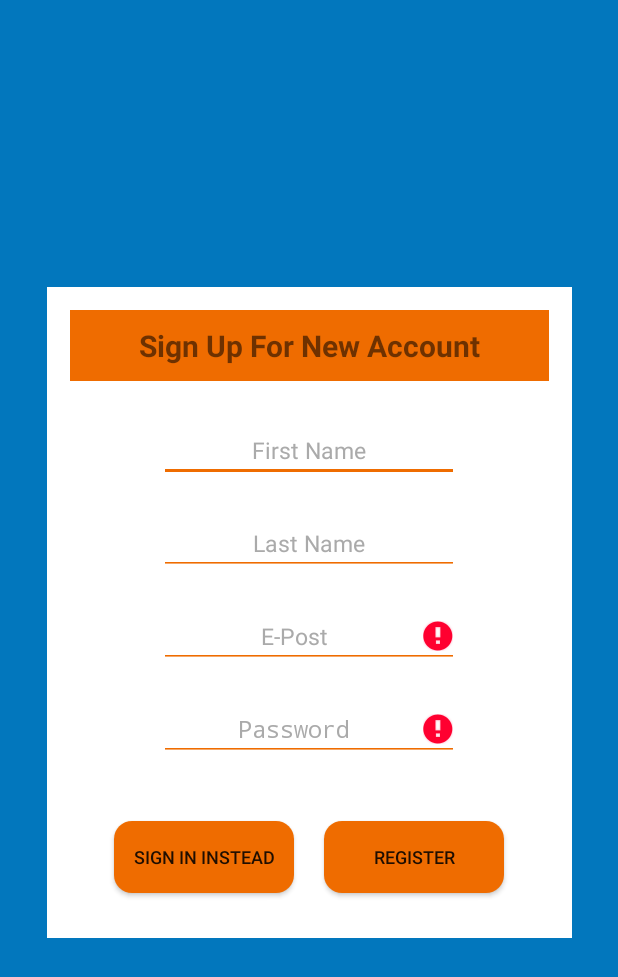
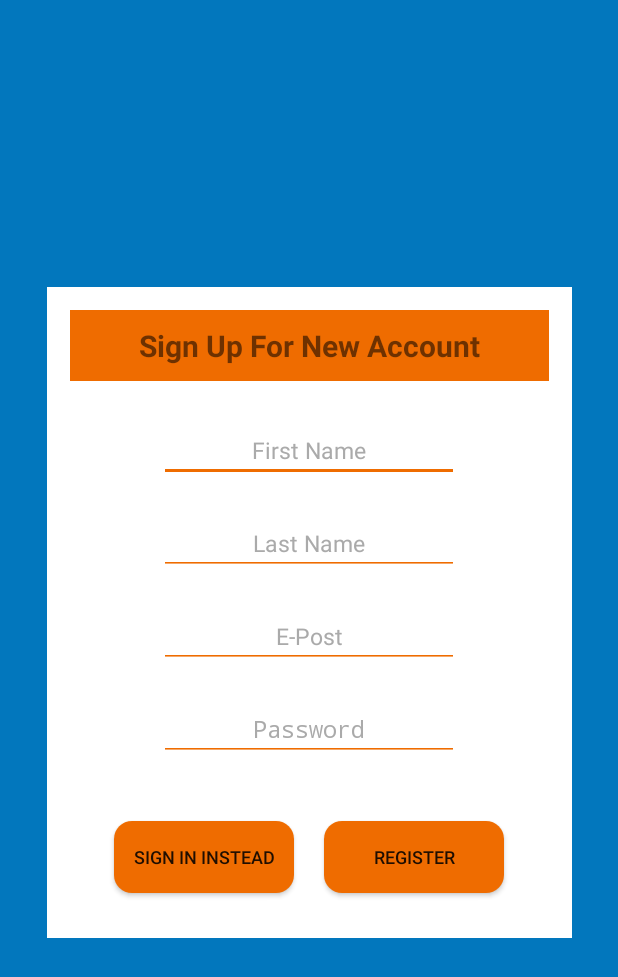
Before and after one commit to aHHa47/PaperVault, an Android app: the SignUpActivity screen opened directly, with no data from a screen before it, after a tap on "REGISTER", on a phone screen of 412 x 824 dp. Shown: the top 977 px of the screen. Run offline under Robolectric (Android 15) with nearby library versions, the phone set to English and light mode, and no system bars; our stand-ins replace Firebase (no records; nobody signed in at launch, a user with empty details on screens opened directly).

Commit message:
Added som changes to Login and Register Activity.

```diff
--- a/app/src/main/java/no/hiof/ahmedak/papervault/Activity/LoginActivity.java
+++ b/app/src/main/java/no/hiof/ahmedak/papervault/Activity/LoginActivity.java
@@ -44,11 +44,14 @@ import java.util.ArrayList;
 import java.util.List;
 
 import no.hiof.ahmedak.papervault.R;
+import no.hiof.ahmedak.papervault.Utilities.FirebaseUtilities;
 
 import static android.Manifest.permission.READ_CONTACTS;
 
 /**
  * A login screen that offers login via email/password.
+ *
+ * TODO: Legg referance i en egen metode og kjør denne i OnCreate.
  */
 public class LoginActivity extends Activity {
 
@@ -73,6 +76,7 @@ public class LoginActivity extends Activity {
     // FireBase
     private FirebaseAuth mAuth;
     private FirebaseAuth.AuthStateListener mAuthListener;
+    private FirebaseUtilities firebaseUtilities;
 
     private Context mContext;
 
@@ -84,8 +88,10 @@ public class LoginActivity extends Activity {
         // Declare Context
         mContext = LoginActivity.this;
 
+        firebaseUtilities = new FirebaseUtilities(mContext);
+
         // Call FireBase Method
-        FirebaseAuthSetup();
+        firebaseUtilities.FirebaseAuthSetup();
         initialize();
 
         // Get UI Reference
@@ -140,7 +146,6 @@ public class LoginActivity extends Activity {
     }
 
     /**
-     * FireBase Method
      * We initialize FireBase sign in and move to MainActivity.
      */
     private void initialize(){
@@ -195,27 +200,7 @@ public class LoginActivity extends Activity {
 
     }
 
-    private void FirebaseAuthSetup(){
-        Log.d(TAG, "FirebaseAuthSetup: Setting up firebase auth");
-        // Declare FireBase Instance.
-        mAuth = FirebaseAuth.getInstance();
 
-        mAuthListener = new FirebaseAuth.AuthStateListener() {
-            @Override
-            public void onAuthStateChanged(@NonNull FirebaseAuth firebaseAuth) {
-                FirebaseUser user = firebaseAuth.getCurrentUser();
-
-                if(user != null){
-                    // User is signed in
-                    Log.d(TAG, "onAuthStateChanged: Signed in " + user.getUid());
-                }else {
-                    // User is signed out
-                    Log.d(TAG, "onAuthStateChanged: Signed Out");
-                }
-            }
-        };
-
-    }
 
     @Override
     protected void onStart() {
--- a/app/src/main/java/no/hiof/ahmedak/papervault/Activity/SignUpActivity.java
+++ b/app/src/main/java/no/hiof/ahmedak/papervault/Activity/SignUpActivity.java
@@ -12,6 +12,8 @@ import android.view.View;
 import android.widget.AutoCompleteTextView;
 import android.widget.Button;
 import android.widget.EditText;
+import android.widget.ProgressBar;
+import android.widget.TextView;
 import android.widget.Toast;
 
 import com.google.android.gms.tasks.OnCompleteListener;
@@ -21,24 +23,26 @@ import com.google.firebase.auth.FirebaseAuth;
 
 import no.hiof.ahmedak.papervault.Model.User;
 import no.hiof.ahmedak.papervault.R;
+import no.hiof.ahmedak.papervault.Utilities.FirebaseUtilities;
 
 import static android.support.constraint.Constraints.TAG;
 
 public class SignUpActivity extends Activity {
 
 
-    EditText firstNameTxt, lastNameTxt, userPasswordTxt;
-    AutoCompleteTextView userMailTxt;
-    Button buttonSignIn, buttonRegister;
-
-    User users;
-
-    String firstname, lastname,email,password;
-
+    private EditText firstNameTxt, lastNameTxt, userPasswordTxt;
+    private TextView loadingTxt;
+    private AutoCompleteTextView userMailTxt;
+    private ProgressBar mProgressBar;
+    private View RegisterUserFormView;
+    private Button buttonSignIn, buttonRegister;
+    private View mRegisterUserForm;
+    private String firstname, lastname,email,password;
     private Context mContext;
     private String UserID;
-
     private FirebaseAuth mAuth;
+    private User users;
+    private FirebaseUtilities firebaseUtilities;
 
 
 
@@ -46,19 +50,16 @@ public class SignUpActivity extends Activity {
     protected void onCreate(Bundle savedInstanceState) {
         super.onCreate(savedInstanceState);
         setContentView(R.layout.activity_sign_up);
-
+        mContext = SignUpActivity.this;
         // Declare FireBase Instance.
         mAuth = FirebaseAuth.getInstance();
+        firebaseUtilities = new FirebaseUtilities(mContext);
 
         if(mAuth.getCurrentUser() != null){
             UserID = mAuth.getCurrentUser().getUid();
         }
 
-        // Get reference
-        firstNameTxt = findViewById(R.id.Register_user_FirstName);
-        lastNameTxt = findViewById(R.id.Register_user_LastName);
-        userPasswordTxt = findViewById(R.id.Register_user_Password);
-        userMailTxt = findViewById(R.id.Register_user_Email);
+        GetUiReference();
 
 
         // Navigate back to Sign in if user already got an account.
@@ -71,8 +72,6 @@ public class SignUpActivity extends Activity {
             }
         });
 
-
-
         // Register User and Login after
         buttonRegister = findViewById(R.id.Register_button);
         buttonRegister.setOnClickListener(new View.OnClickListener() {
@@ -83,10 +82,27 @@ public class SignUpActivity extends Activity {
         });
 
 
+    }
 
+    /**
+     * Method for getting UI Reference
+     */
 
+    private void GetUiReference(){
+        // Get reference
+        firstNameTxt = findViewById(R.id.Register_user_FirstName);
+        lastNameTxt = findViewById(R.id.Register_user_LastName);
+        userPasswordTxt = findViewById(R.id.Register_user_Password);
+        userMailTxt = findViewById(R.id.Register_user_Email);
+        RegisterUserFormView = findViewById(R.id.Register_user_form);
+        RegisterUserFormView.setVisibility(View.VISIBLE);
+        mProgressBar = findViewById(R.id.Sign_up_progress);
+        mProgressBar.setVisibility(View.GONE);
+        loadingTxt = findViewById(R.id.Register_Loading_txt);
+        loadingTxt.setVisibility(View.GONE);
 
     }
+
 
     // validate User Registration
     private void ValidateRegistration() {
@@ -99,47 +115,29 @@ public class SignUpActivity extends Activity {
         lastname = lastNameTxt.getText().toString();
         password = userPasswordTxt.getText().toString();
         email = userMailTxt.getText().toString();
+        // if Everything is ok we register the user, and set progress bar and loading text to visible
+        if(CheckUserInput(firstname,lastname,email,password)){
+            RegisterUserFormView.setVisibility(View.GONE);
+            mProgressBar.setVisibility(View.VISIBLE);
+            loadingTxt.setVisibility(View.VISIBLE);
 
-        // checks if field is empty. if empty, we show an error message.
-        /*if(TextUtils.isEmpty(firstname)){
-            firstNameTxt.setError(getString(R.string.first_name_missing));
+            firebaseUtilities.RegisterUserWithEmail(email,password);
         }
-
-        if (TextUtils.isEmpty(lastname)){
-            lastNameTxt.setError(getString(R.string.last_name_missing));
-        }*/
-        if (TextUtils.isEmpty(email)){
-            userMailTxt.setError(getString(R.string.email_missing));
-        }
-        if (TextUtils.isEmpty(password)){
-            userPasswordTxt.setError(getString(R.string.password_missing));
-        }
-
-        // if Everything is ok we register the user.
-        RegisterUser();
-    }
-
-
-    // Register user
-    private void RegisterUser() {
-
-        mAuth.createUserWithEmailAndPassword(email,password).addOnCompleteListener(new OnCompleteListener<AuthResult>() {
-            @Override
-            public void onComplete(@NonNull Task<AuthResult> task) {
-                Log.d(TAG, "onComplete:" + task.isSuccessful());
-
-                if(!task.isSuccessful()){
-                    Toast.makeText(mContext,"Failed to Authenticate",Toast.LENGTH_SHORT).show();
-
-                }else if (task.isSuccessful()){
-                    UserID = mAuth.getCurrentUser().getUid();
-                    Log.d(TAG, "onComplete: Authstate Changed " + UserID);
-                }
-            }
-        });
 
 
     }
 
+    private boolean CheckUserInput(String firstName, String lastName,String Email,String Password){
+        Log.d(TAG, "CheckUserInput: Checking User Input for null value");
+        if(firstName.equals("") || lastName.equals("") || Email.equals("") || Password.equals("") ){
+            Toast.makeText(mContext,"All fields must be filled out",Toast.LENGTH_SHORT).show();
+            return false;
+        }
+
+        return true;
+    }
+
+
+
 
 }
--- /dev/null
+++ b/app/src/main/java/no/hiof/ahmedak/papervault/Utilities/FirebaseUtilities.java
@@ -0,0 +1,96 @@
+package no.hiof.ahmedak.papervault.Utilities;
+
+import android.content.Context;
+import android.support.annotation.NonNull;
+import android.util.Log;
+import android.widget.Toast;
+
+import com.google.android.gms.tasks.OnCompleteListener;
+import com.google.android.gms.tasks.Task;
+import com.google.firebase.auth.AuthResult;
+import com.google.firebase.auth.FirebaseAuth;
+import com.google.firebase.auth.FirebaseUser;
+
+import java.net.ConnectException;
+
+import static android.support.constraint.Constraints.TAG;
+
+/**
+ * FireBase methods for sign up and login.
+ *
+ */
+public class FirebaseUtilities {
+
+    private static final String TAG = "FirebaseUtilities";
+
+    private FirebaseAuth mAuth;
+    private FirebaseAuth.AuthStateListener mAuthListner;
+    private Context mContext;
+    private String UserID;
+
+    public FirebaseUtilities(Context context){
+        mContext = context;
+        mAuth = FirebaseAuth.getInstance();
+
+        if(mAuth.getCurrentUser() != null){
+            UserID = mAuth.getCurrentUser().getUid();
+        }
+    }
+
+    /**
+     * Register new user with Email and Password and send it to
+     * FireBase Authentication.
+     * @param email
+     * @param password
+
+     */
+    public void RegisterUserWithEmail(final String email, String password){
+
+        mAuth.createUserWithEmailAndPassword(email,password).addOnCompleteListener(new OnCompleteListener<AuthResult>() {
+            @Override
+            public void onComplete(@NonNull Task<AuthResult> task) {
+                Log.d(TAG, "onComplete:" + task.isSuccessful());
+
+                if(!task.isSuccessful()){
+                    Toast.makeText(mContext,"Failed to Authenticate",Toast.LENGTH_SHORT).show();
+
+                }else if (task.isSuccessful()){
+                    UserID = mAuth.getCurrentUser().getUid();
+                    Log.d(TAG, "onComplete: AuthState Changed " + UserID);
+                }
+            }
+        });
+
+    }
+
+
+    /**
+     * FireBase Authentication Setup.
+     * checks if user is already logged in.
+     */
+
+    public void FirebaseAuthSetup(){
+        Log.d(TAG, "FirebaseAuthSetup: Setting up firebase auth");
+        // Declare FireBase Instance.
+        mAuth = FirebaseAuth.getInstance();
+
+        mAuthListner = new FirebaseAuth.AuthStateListener() {
+            @Override
+            public void onAuthStateChanged(@NonNull FirebaseAuth firebaseAuth) {
+                FirebaseUser user = firebaseAuth.getCurrentUser();
+
+                if(user != null){
+                    // User is signed in
+                    Log.d(TAG, "onAuthStateChanged: Signed in " + user.getUid());
+                }else {
+                    // User is signed out
+                    Log.d(TAG, "onAuthStateChanged: Signed Out");
+                }
+            }
+        };
+
+    }
+
+
+
+}
--- a/app/src/main/res/layout/activity_sign_up.xml
+++ b/app/src/main/res/layout/activity_sign_up.xml
@@ -18,10 +18,24 @@
         android:layout_marginEnd="8dp"
         android:layout_marginBottom="8dp"
         android:visibility="gone"
-        app:layout_constraintBottom_toBottomOf="parent"
+        app:layout_constraintBottom_toTopOf="@+id/Register_Loading_txt"
         app:layout_constraintEnd_toEndOf="parent"
         app:layout_constraintStart_toStartOf="parent"
         app:layout_constraintTop_toTopOf="parent" />
+
+    <TextView
+        android:id="@+id/Register_Loading_txt"
+        android:layout_width="wrap_content"
+        android:layout_height="wrap_content"
+        android:layout_marginStart="8dp"
+        android:layout_marginEnd="8dp"
+        android:layout_marginBottom="8dp"
+        android:text="Loading..."
+        android:textColor="@android:color/white"
+        android:textSize="20sp"
+        app:layout_constraintBottom_toBottomOf="parent"
+        app:layout_constraintEnd_toEndOf="parent"
+        app:layout_constraintStart_toStartOf="parent" />
 
     <LinearLayout
         android:id="@+id/Register_user_form"
```
